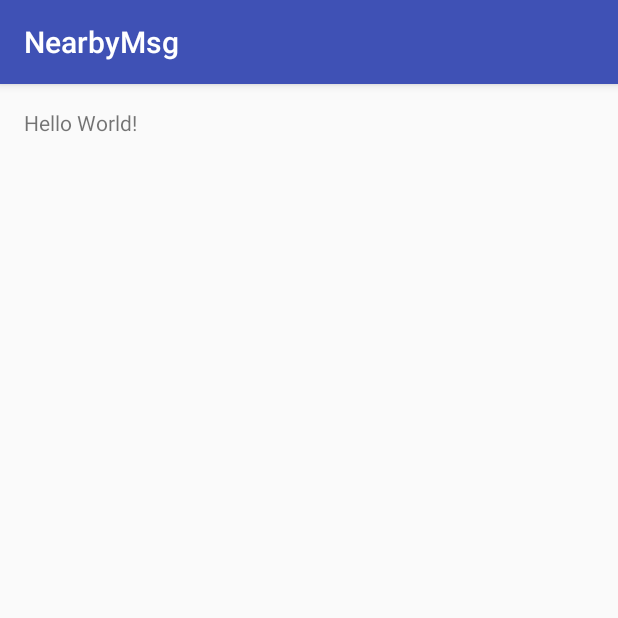
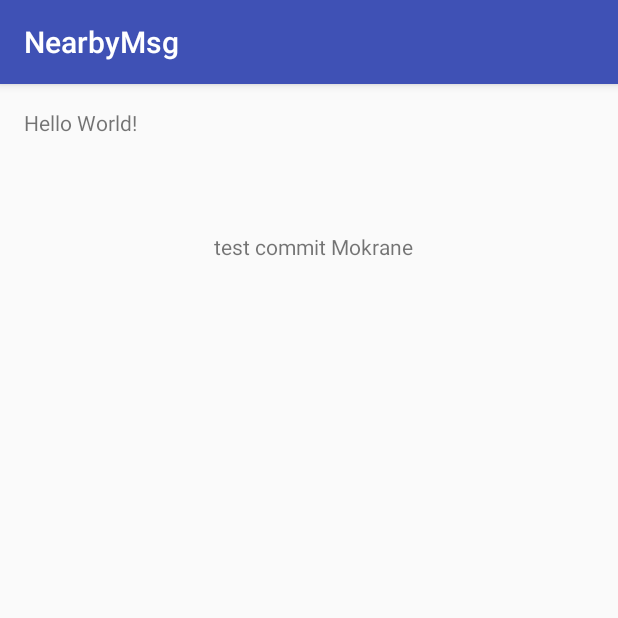
Before and after one commit to RomanBelic/AndroidProjects, an Android app: the screen it shows after launch (MainActivity), on a phone screen of 412 x 824 dp, the top half of it. Run offline under Robolectric (Android 15) with nearby library versions, the phone set to English and light mode, and no system bars; 1 statement that could not run was skipped.

Commit message:
Commit mokrane, textView

```diff
--- a/src/main/res/layout/activity_main.xml
+++ b/src/main/res/layout/activity_main.xml
@@ -13,5 +13,16 @@
     <TextView
         android:layout_width="wrap_content"
         android:layout_height="wrap_content"
-        android:text="Hello World!" />
+        android:text="Hello World!"
+        android:id="@+id/textView" />
+
+    <TextView
+        android:text="test commit Mokrane"
+        android:layout_width="wrap_content"
+        android:layout_height="wrap_content"
+        android:layout_below="@+id/textView"
+        android:layout_toEndOf="@+id/textView"
+        android:layout_marginStart="51dp"
+        android:layout_marginTop="63dp"
+        android:id="@+id/mokrane" />
 </RelativeLayout>
```
Also changed, not shown: build.gradle (+17 -0 lines), 1 other file.
